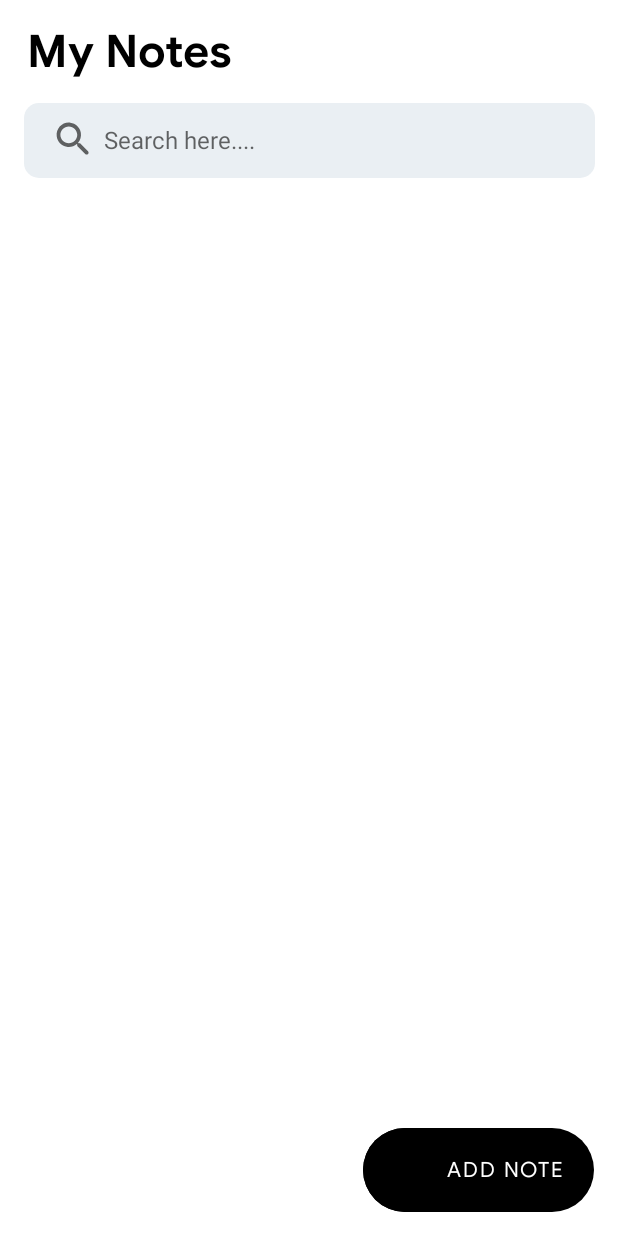
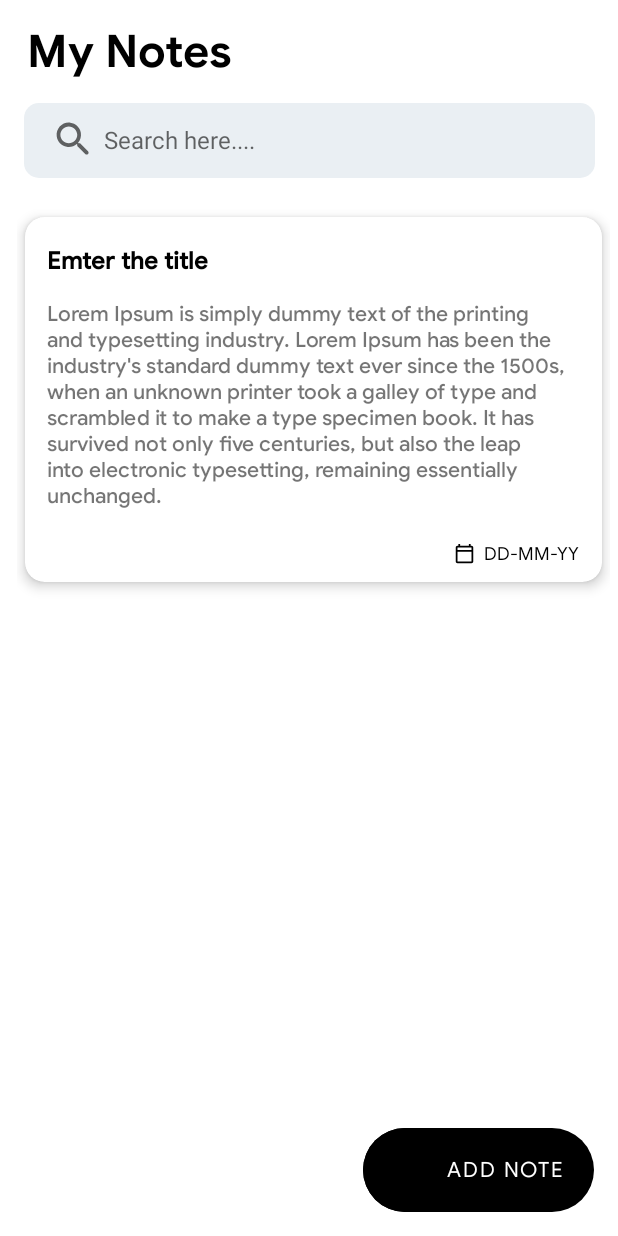
Before and after one commit to kalanamadushan963/MAD-Project-app-kotlin, an Android app: the layout fragment_note.xml on its own in the app's theme, with its tools: preview values and no code run, on a phone screen of 412 x 824 dp. Run offline under Robolectric (Android 15) with nearby library versions, the phone set to English and light mode, and no system bars.

Commit message:
Note fragment layout designing and creation

```diff
--- a/app/src/main/res/layout/fragment_note.xml
+++ b/app/src/main/res/layout/fragment_note.xml
@@ -93,7 +93,8 @@
         android:clipToPadding="false"
         app:layout_behavior="@string/appbar_scrolling_view_behavior"
         android:paddingBottom="5dp"
-        android:transitionGroup="true">
+        android:transitionGroup="true"
+        tools:listitem="@layout/note_item_layout">
 
     </androidx.recyclerview.widget.RecyclerView>
 
--- /dev/null
+++ b/app/src/main/res/layout/note_item_layout.xml
@@ -0,0 +1,105 @@
+<?xml version="1.0" encoding="utf-8"?>
+<RelativeLayout xmlns:android="http://schemas.android.com/apk/res/android"
+    android:layout_width="match_parent"
+    android:layout_height="match_parent"
+    xmlns:app="http://schemas.android.com/apk/res-auto"
+    android:layout_margin="5dp">
+
+    <com.google.android.material.card.MaterialCardView
+        android:layout_width="match_parent"
+        android:layout_height="wrap_content"
+        android:layout_margin="5dp"
+        android:id="@+id/noteItemLayoutParent"
+        android:clickable="true"
+        android:focusable="true"
+        android:background="?attr/selectableItemBackground"
+        app:cardCornerRadius="13dp"
+        app:cardElevation="5dp"
+        android:padding="5dp">
+
+        <RelativeLayout
+            android:layout_width="match_parent"
+            android:layout_height="wrap_content"
+            android:padding="5dp">
+
+            <com.google.android.material.textview.MaterialTextView
+                android:layout_width="match_parent"
+                android:layout_height="wrap_content"
+                android:id="@+id/noteItemTitle"
+                android:layout_marginStart="4dp"
+                android:layout_marginTop="8dp"
+                android:layout_marginEnd="4dp"
+                android:padding="5dp"
+                android:ellipsize="end"
+                android:fontFamily="@font/google_sans_medium"
+                android:text="Emter the title"
+                android:textColor="@color/black"
+                android:textSize="16sp"
+                android:textStyle="bold"
+                android:textAlignment="textStart">
+
+            </com.google.android.material.textview.MaterialTextView>
+
+
+            <TextView
+                android:layout_width="match_parent"
+                android:layout_height="wrap_content"
+                android:id="@+id/noteContentItem"
+                android:layout_below="@id/noteItemTitle"
+                android:layout_marginTop="5dp"
+                android:layout_marginBottom="3dp"
+                android:layout_marginStart="4dp"
+                android:layout_marginEnd="4dp"
+                android:ellipsize="end"
+                android:fontFamily="@font/google_sans_medium"
+                android:maxLines="12"
+                android:padding="5dp"
+                android:textSize="14sp"
+                android:text="@string/some_text">
+
+            </TextView>
+
+
+            <com.google.android.material.textview.MaterialTextView
+                android:layout_width="wrap_content"
+                android:layout_height="wrap_content"
+                android:id="@+id/noteDate"
+                android:layout_below="@id/noteContentItem"
+                android:layout_marginStart="4dp"
+                android:layout_marginTop="8dp"
+                android:layout_marginEnd="4dp"
+                android:drawableStart="@drawable/ic_outline_calendar_today_24"
+                android:drawablePadding="6dp"
+                android:padding="5dp"
+                android:ellipsize="end"
+                android:fontFamily="@font/google_sans_regular"
+                android:text="DD-MM-YY"
+                android:textColor="@color/black"
+                android:drawableTint="@color/black"
+                android:layout_alignParentEnd="true"
+                android:textSize="12sp"
+                android:textAlignment="textStart">
+
+            </com.google.android.material.textview.MaterialTextView>
+
+
+
+
+
+
+
+        </RelativeLayout>
+
+
+
+
+
+
+    </com.google.android.material.card.MaterialCardView>
+
+
+
+
+
+
+</RelativeLayout>
```
Also changed, not shown: app/src/main/res/layout/bottom_sheet_layout.xml (+74 -1 lines).
